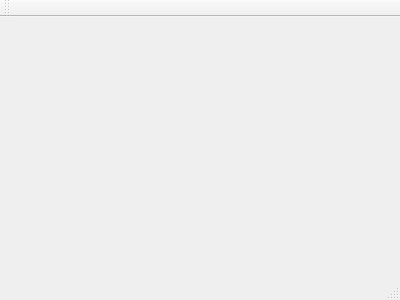
yuchun1214/ChineseChess, file mainwindow.ui: the form before one commit.
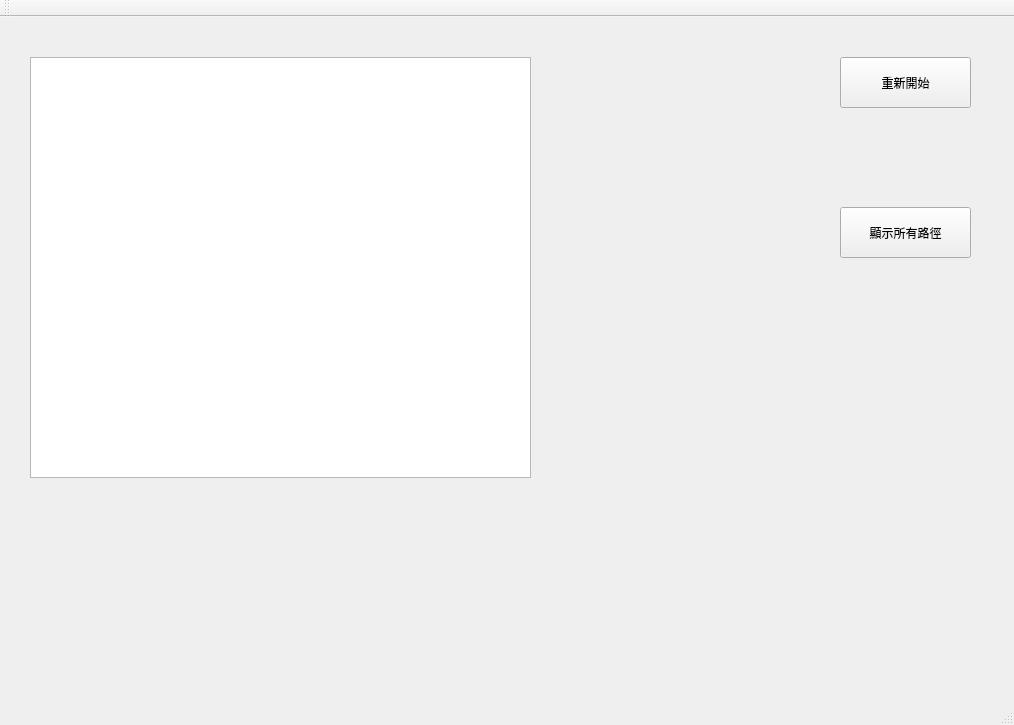
The form after the commit.

The edit to the form file:
```diff
--- a/mainwindow.ui
+++ b/mainwindow.ui
@@ -1,24 +1,76 @@
 <ui version="4.0">
  <class>MainWindow</class>
- <widget class="QMainWindow" name="MainWindow" >
-  <property name="geometry" >
+ <widget class="QMainWindow" name="MainWindow">
+  <property name="geometry">
    <rect>
     <x>0</x>
     <y>0</y>
-    <width>400</width>
-    <height>300</height>
+    <width>1014</width>
+    <height>725</height>
    </rect>
   </property>
   <property name="windowTitle" >
    <string>MainWindow</string>
   </property>
-  <widget class="QMenuBar" name="menuBar" />
-  <widget class="QToolBar" name="mainToolBar" />
-  <widget class="QWidget" name="centralWidget" />
-  <widget class="QStatusBar" name="statusBar" />
+  <widget class="QWidget" name="centralWidget">
+   <widget class="QGraphicsView" name="view">
+    <property name="geometry">
+     <rect>
+      <x>30</x>
+      <y>40</y>
+      <width>501</width>
+      <height>421</height>
+     </rect>
+    </property>
+   </widget>
+   <widget class="QPushButton" name="reset">
+    <property name="geometry">
+     <rect>
+      <x>840</x>
+      <y>40</y>
+      <width>131</width>
+      <height>51</height>
+     </rect>
+    </property>
+    <property name="text">
+     <string>重新開始</string>
+    </property>
+   </widget>
+   <widget class="QPushButton" name="pushButton">
+    <property name="geometry">
+     <rect>
+      <x>840</x>
+      <y>190</y>
+      <width>131</width>
+      <height>51</height>
+     </rect>
+    </property>
+    <property name="text">
+     <string>顯示所有路徑</string>
+    </property>
+   </widget>
+  </widget>
+  <widget class="QMenuBar" name="menuBar">
+   <property name="geometry">
+    <rect>
+     <x>0</x>
+     <y>0</y>
+     <width>1014</width>
+     <height>22</height>
+    </rect>
+   </property>
+  </widget>
+  <widget class="QToolBar" name="mainToolBar">
+   <attribute name="toolBarArea">
+    <enum>TopToolBarArea</enum>
+   </attribute>
+   <attribute name="toolBarBreak">
+    <bool>false</bool>
+   </attribute>
+  </widget>
+  <widget class="QStatusBar" name="statusBar"/>
  </widget>
- <layoutDefault spacing="6" margin="11" />
- <pixmapfunction></pixmapfunction>
+ <layoutdefault spacing="6" margin="11"/>
  <resources/>
  <connections/>
 </ui>
```
Left out of the diff: 3 changed lines with no effect on the pictures.
